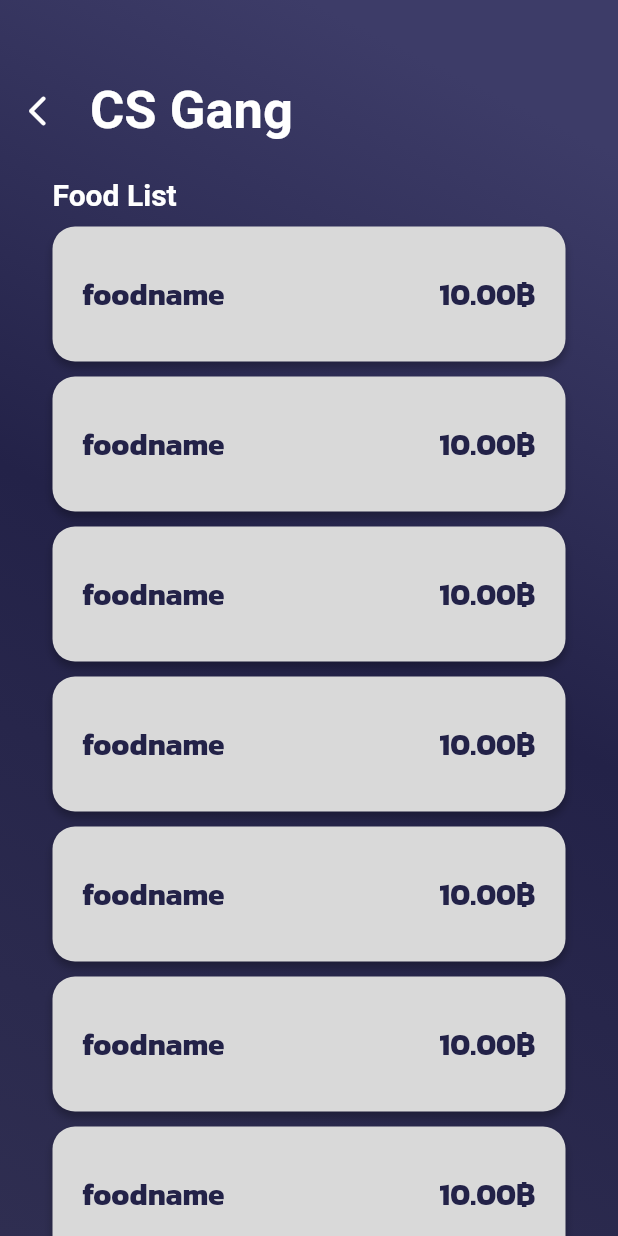
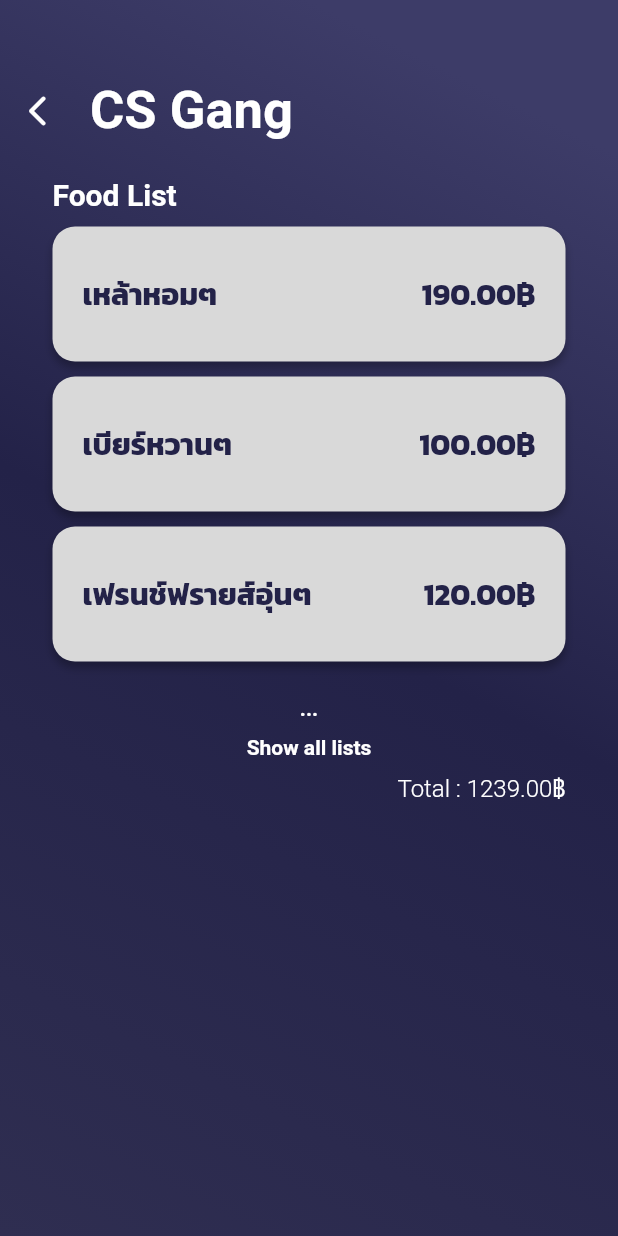
Before and after one commit to boss4848/Haan-R-Haan, a Flutter app: the BillDetailPage screen opened directly, on a phone screen of 412 x 824 dp. Run offline on Flutter 3.47's test engine with Material 2 defaults, Android fonts, the phone set to English and light mode, and no system bars; our stand-ins replace firebase_auth, firebase_core; accounts and stored records are empty; Roboto replaces fonts that are missing (SFTHONBURI).

Commit message:
Show more button
show all/ show less

```diff
--- a/lib/src/models/mockup_data.dart
+++ b/lib/src/models/mockup_data.dart
@@ -1,4 +1,4 @@
-//only for bill detail.I'll make just One Party for make all component
+//only for bill detail.I've make it just One Party for make all component
 class Party {
   final int id;
   final double totalPrice;
@@ -12,19 +12,26 @@ class Party {
       required this.partyName,
       required this.foodName,
       required this.foodPrice,
-      required this.totalPrice,
+      // required this.totalPrice,
       required this.member,
       required this.QRcode,
-      required this.allMember});
+      required this.allMember})
+      : totalPrice = foodPrice.reduce((value, element) => value + element);
 }
 
 List<Party> parties = [
   Party(
       id: 1,
       partyName: "CS Gang",
-      foodName: ["เหล้าหอมๆ", "เบียร์หวานๆ"],
-      foodPrice: [190, 100],
-      totalPrice: 290,
+      foodName: [
+        "เหล้าหอมๆ",
+        "เบียร์หวานๆ",
+        "เฟรนช์ฟรายส์อุ่นๆ",
+        "ถั่วมันๆ",
+        "แมวต้มร้อนๆ"
+      ],
+      foodPrice: [190, 100, 120, 30, 799],
+      // totalPrice: 290,
       member: ["Boss", "Yo", "Dol"],
       QRcode: "assets/images/qrtest.png",
       allMember: [
--- a/lib/src/pages/bill_detail/components/foodList.dart
+++ b/lib/src/pages/bill_detail/components/foodList.dart
@@ -1,18 +1,27 @@
 import 'package:flutter/material.dart';
-
 import '../../../../constant/constant.dart';
 import '../../../models/mockup_data.dart';
 import 'foodListCard.dart';
 
-class FoodList extends StatelessWidget {
+class FoodList extends StatefulWidget {
   final Party party;
   const FoodList({
-    super.key,
+    Key? key,
     required this.party,
-  });
+  }) : super(key: key);
+
+  @override
+  _FoodListState createState() => _FoodListState();
+}
+
+class _FoodListState extends State<FoodList> {
+  bool showAll = false;
 
   @override
   Widget build(BuildContext context) {
+    final foodListLength = widget.party.foodName.length;
+    final foodListToShow = showAll ? foodListLength : 3;
+
     return Expanded(
       child: SingleChildScrollView(
         scrollDirection: Axis.vertical,
@@ -36,22 +45,72 @@ class FoodList extends StatelessWidget {
                     top: kDefaultPadding / 4, bottom: kDefaultPadding / 2),
                 child: Column(
                   children: List.generate(
-                    party.foodName.length * 10,
-                    (index) => const Padding(
+                    foodListToShow,
+                    (index) => Padding(
                       padding: EdgeInsets.symmetric(vertical: 5),
                       child: foodListCard(
-                        foodList: "foodname",
-                        foodPrice: 10,
+                        foodList: widget.party.foodName[index],
+                        foodPrice: widget.party.foodPrice[index],
                       ),
                     ),
                   ),
                 ),
               ),
+              if (foodListLength > 3)
+                Row(
+                  mainAxisAlignment: MainAxisAlignment.center,
+                  children: [
+                    if (!showAll)
+                      TextButton(
+                        onPressed: () {
+                          setState(() {
+                            showAll = true;
+                          });
+                        },
+                        child: Column(
+                          mainAxisAlignment: MainAxisAlignment.center,
+                          children: [
+                            Text(
+                              '...',
+                              style: TextStyle(
+                                color: Colors.white,
+                                fontWeight: FontWeight.bold,
+                              ),
+                            ),
+                            SizedBox(
+                              height: 10,
+                            ),
+                            Text(
+                              'Show all lists',
+                              style: TextStyle(
+                                color: Colors.white,
+                                fontWeight: FontWeight.bold,
+                              ),
+                            ),
+                          ],
+                        ),
+                      ),
+                    if (showAll)
+                      TextButton(
+                        onPressed: () {
+                          setState(() {
+                            showAll = false;
+                          });
+                        },
+                        child: Text(
+                          'Show less',
+                          style: TextStyle(
+                            color: Colors.white,
+                            fontWeight: FontWeight.bold,
+                          ),
+                        ),
+                      ),
+                  ],
+                ),
               Container(
                 alignment: Alignment.centerRight,
                 child: Text(
-                  'Total : ' + '${party.totalPrice.toStringAsFixed(2)}฿',
-                  // textAlign: TextAlign.right,
+                  'Total : ' + '${widget.party.totalPrice.toStringAsFixed(2)}฿',
                   style: const TextStyle(
                       color: Colors.white,
                       fontSize: 16,
```
